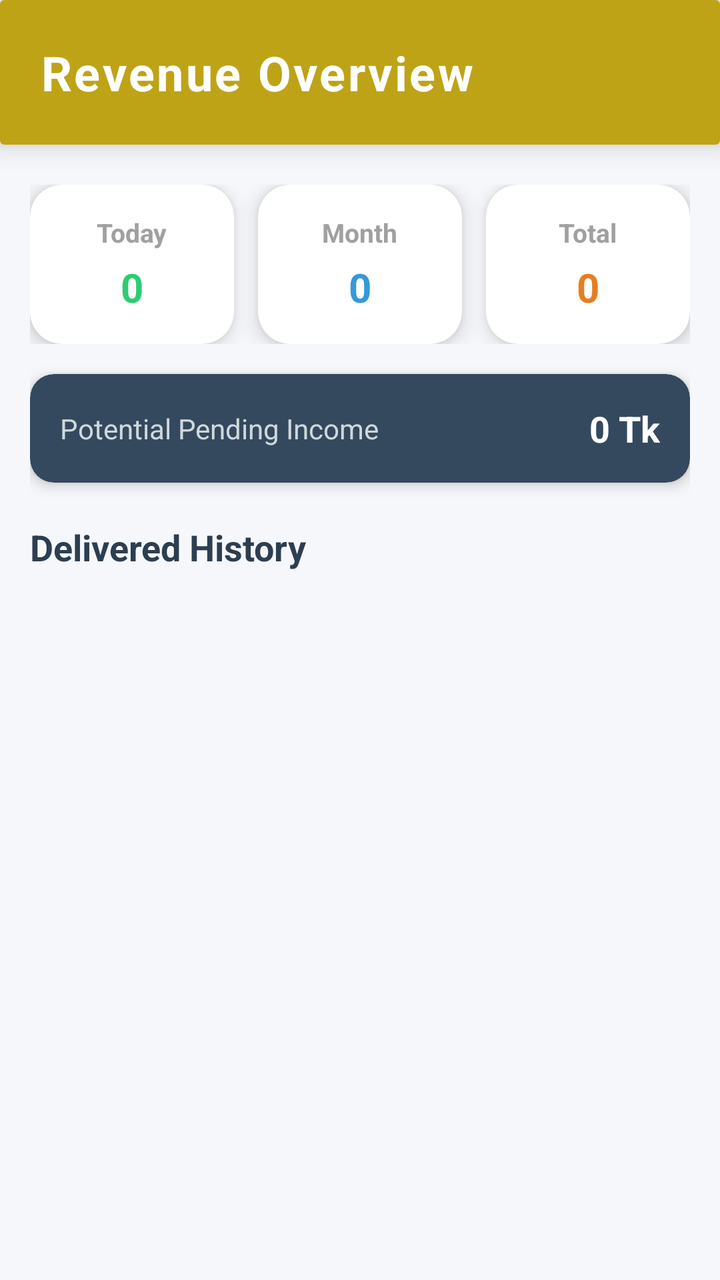
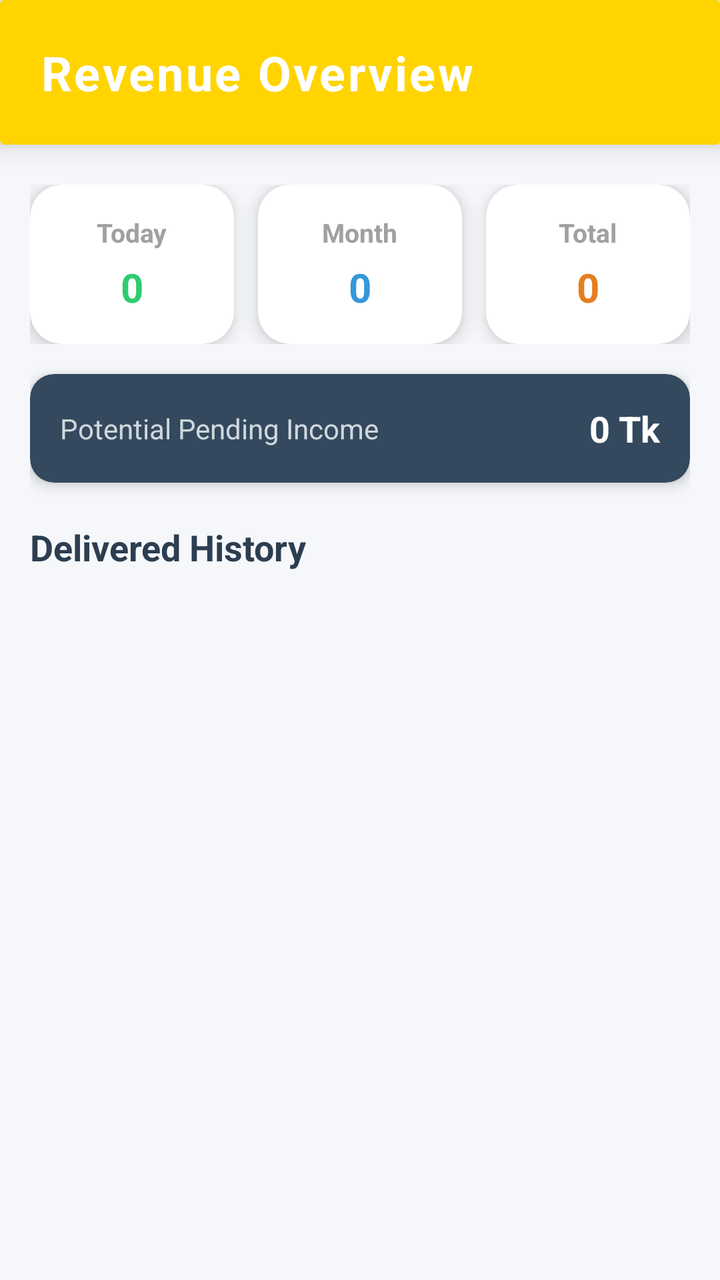

The first picture is an Android layout as it rendered before a commit; the second is the same layout after the commit. The layout source and the unified diff follow.
<!-- AndroidManifest.xml: application theme Theme.LaundryApp -->
<!-- res/layout/activity_revenue.xml -->
<?xml version="1.0" encoding="utf-8"?>
<LinearLayout xmlns:android="http://schemas.android.com/apk/res/android"
    xmlns:app="http://schemas.android.com/apk/res-auto"
    android:layout_width="match_parent"
    android:layout_height="match_parent"
    android:orientation="vertical"
    android:background="#F5F7FA"> <androidx.cardview.widget.CardView
    android:layout_width="match_parent"
    android:layout_height="wrap_content"
    app:cardElevation="8dp"
    app:cardBackgroundColor="#bfa316"
    android:layout_marginBottom="5dp">

    <LinearLayout
        android:layout_width="match_parent"
        android:layout_height="wrap_content"
        android:padding="20dp"
        android:gravity="center_vertical">

        <TextView
            android:layout_width="wrap_content"
            android:layout_height="wrap_content"
            android:text="Revenue Overview"
            android:textColor="#FFFFFF"
            android:textSize="24sp"
            android:textStyle="bold"
            android:letterSpacing="0.05"/>
    </LinearLayout>
</androidx.cardview.widget.CardView>

    <ScrollView
        android:layout_width="match_parent"
        android:layout_height="match_parent">

        <LinearLayout
            android:layout_width="match_parent"
            android:layout_height="wrap_content"
            android:orientation="vertical"
            android:padding="15dp">

            <LinearLayout
                android:layout_width="match_parent"
                android:layout_height="wrap_content"
                android:orientation="horizontal"
                android:baselineAligned="false"
                android:weightSum="3"
                android:layout_marginBottom="15dp">

                <androidx.cardview.widget.CardView
                    android:layout_width="0dp"
                    android:layout_height="wrap_content"
                    android:layout_weight="1"
                    android:layout_marginEnd="8dp"
                    app:cardElevation="6dp"
                    app:cardCornerRadius="16dp"
                    app:cardBackgroundColor="#FFFFFF">
                    <LinearLayout
                        android:layout_width="match_parent"
                        android:layout_height="wrap_content"
                        android:orientation="vertical"
                        android:gravity="center"
                        android:padding="15dp">
                        <TextView
                            android:layout_width="wrap_content"
                            android:layout_height="wrap_content"
                            android:text="Today"
                            android:textSize="13sp"
                            android:textColor="#A0A0A0"
                            android:textStyle="bold"/>
                        <TextView
                            android:id="@+id/tvTodayRevenue"
                            android:layout_width="wrap_content"
                            android:layout_height="wrap_content"
                            android:text="0"
                            android:textSize="20sp"
                            android:textStyle="bold"
                            android:textColor="#2ECC71"
                            android:layout_marginTop="5dp"/>
                    </LinearLayout>
                </androidx.cardview.widget.CardView>

                <androidx.cardview.widget.CardView
                    android:layout_width="0dp"
                    android:layout_height="wrap_content"
                    android:layout_weight="1"
                    android:layout_marginHorizontal="4dp"
                    app:cardElevation="6dp"
                    app:cardCornerRadius="16dp"
                    app:cardBackgroundColor="#FFFFFF">
                    <LinearLayout
                        android:layout_width="match_parent"
                        android:layout_height="wrap_content"
                        android:orientation="vertical"
                        android:gravity="center"
                        android:padding="15dp">
                        <TextView
                            android:layout_width="wrap_content"
                            android:layout_height="wrap_content"
                            android:text="Month"
                            android:textSize="13sp"
                            android:textColor="#A0A0A0"
                            android:textStyle="bold"/>
                        <TextView
                            android:id="@+id/tvMonthRevenue"
                            android:layout_width="wrap_content"
                            android:layout_height="wrap_content"
                            android:text="0"
                            android:textSize="20sp"
                            android:textStyle="bold"
                            android:textColor="#3498DB"
                            android:layout_marginTop="5dp"/>
                    </LinearLayout>
                </androidx.cardview.widget.CardView>

                <androidx.cardview.widget.CardView
                    android:layout_width="0dp"
                    android:layout_height="wrap_content"
                    android:layout_weight="1"
                    android:layout_marginStart="8dp"
                    app:cardElevation="6dp"
                    app:cardCornerRadius="16dp"
                    app:cardBackgroundColor="#FFFFFF">
                    <LinearLayout
                        android:layout_width="match_parent"
                        android:layout_height="wrap_content"
                        android:orientation="vertical"
                        android:gravity="center"
                        android:padding="15dp">
                        <TextView
                            android:layout_width="wrap_content"
                            android:layout_height="wrap_content"
                            android:text="Total"
                            android:textSize="13sp"
                            android:textColor="#A0A0A0"
                            android:textStyle="bold"/>
                        <TextView
                            android:id="@+id/tvTotalRevenue"
                            android:layout_width="wrap_content"
                            android:layout_height="wrap_content"
                            android:text="0"
                            android:textSize="20sp"
                            android:textStyle="bold"
                            android:textColor="#E67E22"
                            android:layout_marginTop="5dp"/>
                    </LinearLayout>
                </androidx.cardview.widget.CardView>
            </LinearLayout>

            <androidx.cardview.widget.CardView
                android:layout_width="match_parent"
                android:layout_height="wrap_content"
                android:layout_marginBottom="20dp"
                app:cardElevation="4dp"
                app:cardCornerRadius="12dp"
                app:cardBackgroundColor="#34495E"> <LinearLayout
                android:layout_width="match_parent"
                android:layout_height="wrap_content"
                android:orientation="horizontal"
                android:padding="15dp"
                android:gravity="center_vertical">

                <TextView
                    android:layout_width="0dp"
                    android:layout_height="wrap_content"
                    android:layout_weight="1"
                    android:text="Potential Pending Income"
                    android:textColor="#CFD8DC"
                    android:textSize="14sp"/>

                <TextView
                    android:id="@+id/tvPendingRevenue"
                    android:layout_width="wrap_content"
                    android:layout_height="wrap_content"
                    android:text="0 Tk"
                    android:textColor="#FFFFFF"
                    android:textSize="18sp"
                    android:textStyle="bold"/>
            </LinearLayout>
            </androidx.cardview.widget.CardView>

            <TextView
                android:layout_width="wrap_content"
                android:layout_height="wrap_content"
                android:text="Delivered History"
                android:textSize="18sp"
                android:textStyle="bold"
                android:textColor="#2C3E50"
                android:layout_marginBottom="10dp"/>

            <androidx.recyclerview.widget.RecyclerView
                android:id="@+id/recyclerRevenue"
                android:layout_width="match_parent"
                android:layout_height="wrap_content"
                android:nestedScrollingEnabled="false"/>

        </LinearLayout>
    </ScrollView>
</LinearLayout>
<!-- resources referenced by this layout -->
<resources>
  <style name="Theme.LaundryApp" parent="Base.Theme.LaundryApp" />
  <style name="Base.Theme.LaundryApp" parent="Theme.Material3.DayNight.NoActionBar">
          
          
      </style>
</resources>

<!-- the commit's change to res/layout/activity_revenue.xml (unified diff, before → after) -->
@@ -8,7 +8,7 @@
     android:layout_width="match_parent"
     android:layout_height="wrap_content"
     app:cardElevation="8dp"
-    app:cardBackgroundColor="#bfa316"
+    app:cardBackgroundColor="#FFD400"
     android:layout_marginBottom="5dp">
 
     <LinearLayout
